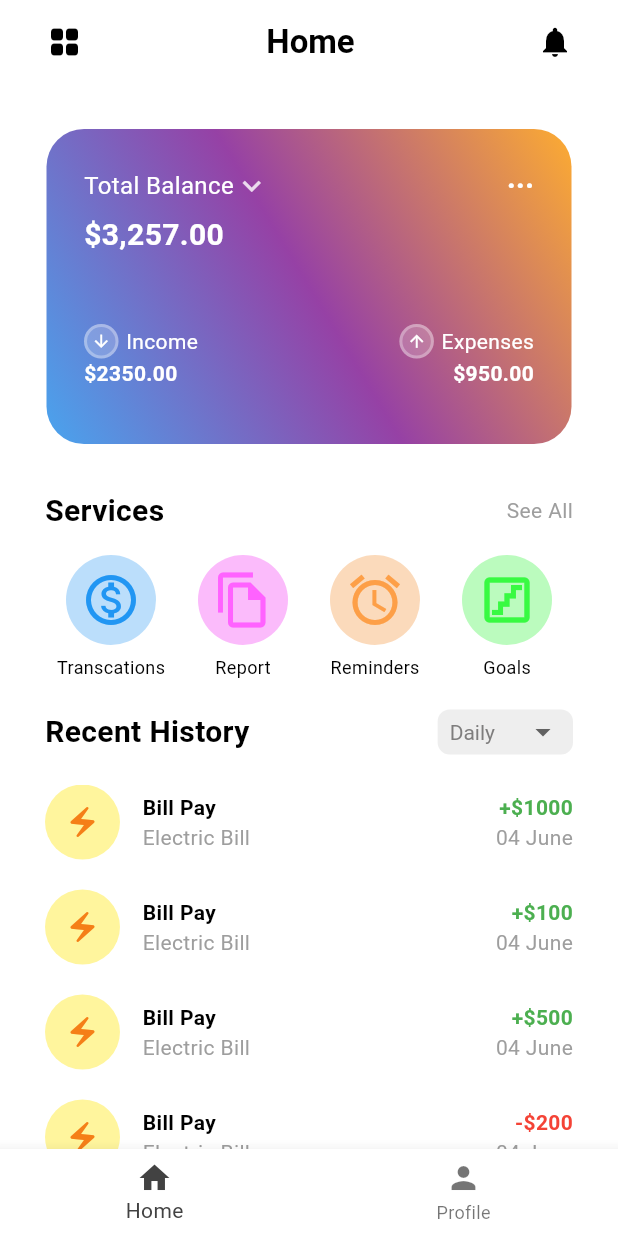
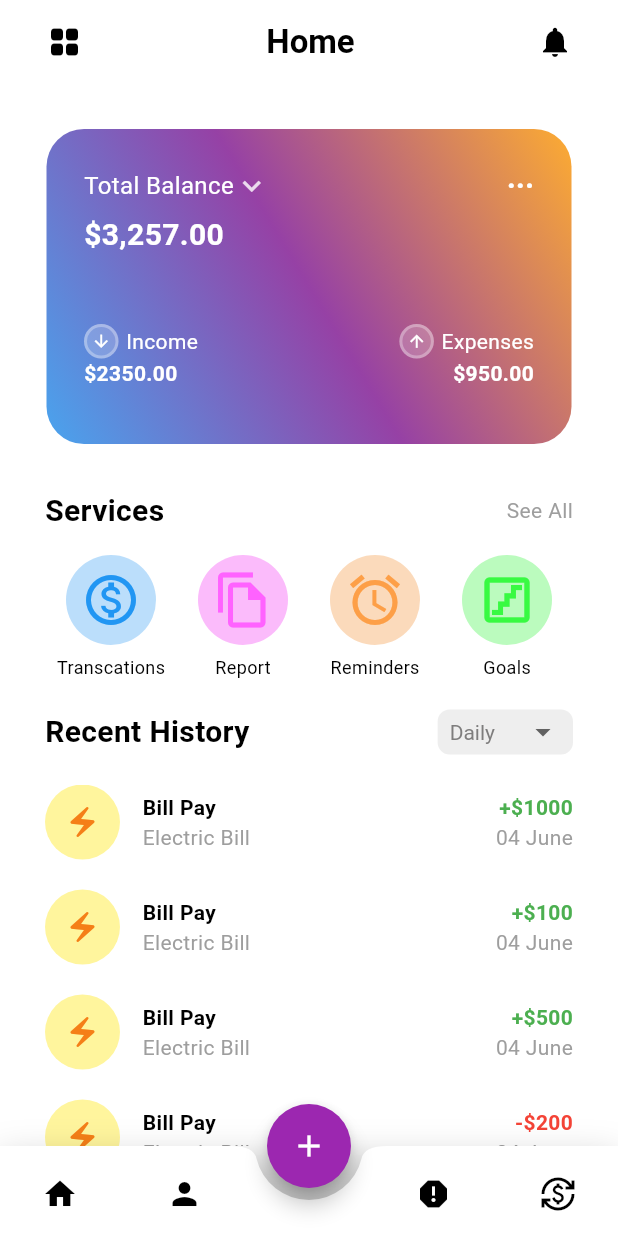
Before and after one commit to UdaraWickramarathne/financial_manager_app_flutter, a Flutter app: the screen it shows after launch, on a phone screen of 412 x 824 dp. Run offline on Flutter 3.47's test engine with Material 3 defaults, Android fonts, the phone set to English and light mode, and no system bars; our stand-ins replace image_picker.

Commit message:
create bottom appbar

```diff
--- a/lib/screens/home/home_page.dart
+++ b/lib/screens/home/home_page.dart
@@ -11,7 +11,9 @@ class HomePage extends StatefulWidget {
 }
 
 class _HomePageState extends State<HomePage> {
+  bool isHome = true;
   int _currentIndex = 0;
+
   @override
   Widget build(BuildContext context) {
     return Scaffold(
@@ -22,24 +24,76 @@ class _HomePageState extends State<HomePage> {
           ProfileIndexPage(),
         ],
       ),
-      bottomNavigationBar: BottomNavigationBar(
-        key: bottomNavigatorKey,
-        currentIndex: _currentIndex,
-        onTap: (index) {
-          setState(() {
-            _currentIndex = index;
-          });
-        },
-        items: const [
-          BottomNavigationBarItem(
-            icon: Icon(Icons.home),
-            label: 'Home',
+      floatingActionButton: isHome
+          ? FloatingActionButton(
+              onPressed: () {},
+              backgroundColor: Colors.purple,
+              shape: const CircleBorder(),
+              child: const Icon(Icons.add),
+            )
+          : null,
+      floatingActionButtonLocation: FloatingActionButtonLocation.centerDocked,
+      bottomNavigationBar: Container(
+        decoration: BoxDecoration(boxShadow: [
+          BoxShadow(
+            color: Colors.black.withOpacity(0.2),
+            spreadRadius: 0.5,
+            blurRadius: 20,
+            offset: const Offset(0, 8),
           ),
-          BottomNavigationBarItem(
-            icon: Icon(Icons.person),
-            label: 'Profile',
+        ]),
+        height: 60,
+        child: BottomAppBar(
+          elevation: 10.0,
+          shape: const CircularNotchedRectangle(),
+          notchMargin: 8.0,
+          child: Row(
+            mainAxisAlignment: MainAxisAlignment.spaceBetween,
+            children: [
+              IconButton(
+                icon: const Icon(Icons.home),
+                onPressed: () {
+                  setState(() {
+                    isHome = true;
+                    _currentIndex = 0;
+                  });
+                },
+              ),
+              IconButton(
+                icon: const Icon(Icons.person),
+                onPressed: () {
+                  setState(() {
+                    isHome = false;
+                    _currentIndex = 1;
+                  });
+                },
+              ),
+              if (isHome)
+                const IconButton(
+                  icon: Icon(null),
+                  onPressed: null,
+                ),
+              IconButton(
+                icon: const Icon(Icons.report),
+                onPressed: () {
+                  setState(() {
+                    isHome = false;
+                    _currentIndex = 2;
+                  });
+                },
+              ),
+              IconButton(
+                icon: const Icon(Icons.currency_exchange),
+                onPressed: () {
+                  setState(() {
+                    isHome = false;
+                    _currentIndex = 3;
+                  });
+                },
+              ),
+            ],
           ),
-        ],
+        ),
       ),
     );
   }
--- a/lib/screens/profile_pages/profile_page.dart
+++ b/lib/screens/profile_pages/profile_page.dart
@@ -1,4 +1,3 @@
-import 'package:financial_app/screens/dashboard/dashboard_page.dart';
 import 'package:flutter/material.dart';
 
 import 'package:image_picker/image_picker.dart';
@@ -36,6 +35,7 @@ class _ProfilePageState extends State<ProfilePage> {
   Widget build(BuildContext context) {
     return Scaffold(
       appBar: AppBar(
+        scrolledUnderElevation: 0,
         title: const Center(
           child: Text(
             'Profile',
```
